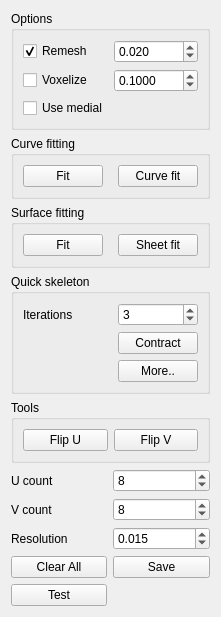
Old version of the form nurbs_plugin/nurbstools.ui in the repository ialhashim/topo-blend.
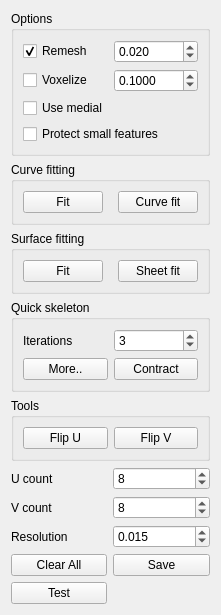
New version of the form. Icons and pictures are not drawn.

Commit message: [nurbs fitting] added new remeshing option.

Patch:
```diff
--- a/nurbs_plugin/nurbstools.ui
+++ b/nurbs_plugin/nurbstools.ui
@@ -7,7 +7,7 @@
     <x>0</x>
     <y>0</y>
     <width>200</width>
-    <height>562</height>
+    <height>556</height>
    </rect>
   </property>
   <property name="windowTitle">
@@ -60,31 +60,7 @@
       <string>Quick skeleton</string>
      </property>
      <layout class="QGridLayout" name="gridLayout_4">
-      <item row="2" column="1">
-       <widget class="QPushButton" name="skeletonButton">
-        <property name="text">
-         <string>Contract</string>
-        </property>
-        <property name="icon">
-         <iconset resource="../topo-blend/topo-blend.qrc">
-          <normaloff>:/nurbs_plugin/images/bone.png</normaloff>:/nurbs_plugin/images/bone.png</iconset>
-        </property>
-       </widget>
-      </item>
-      <item row="2" column="0">
-       <spacer name="horizontalSpacer_3">
-        <property name="orientation">
-         <enum>Qt::Horizontal</enum>
-        </property>
-        <property name="sizeHint" stdset="0">
-         <size>
-          <width>40</width>
-          <height>20</height>
-         </size>
-        </property>
-       </spacer>
-      </item>
-      <item row="0" column="1">
+      <item row="0" column="2">
        <widget class="QSpinBox" name="contractIterations">
         <property name="value">
          <number>3</number>
@@ -98,7 +74,18 @@
         </property>
        </widget>
       </item>
-      <item row="3" column="1">
+      <item row="2" column="2">
+       <widget class="QPushButton" name="skeletonButton">
+        <property name="text">
+         <string>Contract</string>
+        </property>
+        <property name="icon">
+         <iconset resource="../topo-blend/topo-blend.qrc">
+          <normaloff>:/nurbs_plugin/images/bone.png</normaloff>:/nurbs_plugin/images/bone.png</iconset>
+        </property>
+       </widget>
+      </item>
+      <item row="2" column="0">
        <widget class="QPushButton" name="skeletonButtonStep">
         <property name="text">
          <string>More..</string>
@@ -336,6 +323,13 @@
         </property>
        </widget>
       </item>
+      <item row="3" column="0" colspan="2">
+       <widget class="QCheckBox" name="protectSmallOption">
+        <property name="text">
+         <string>Protect small features</string>
+        </property>
+       </widget>
+      </item>
      </layout>
     </widget>
    </item>
```
Left out of the diff: 52 changed lines with no effect on the pictures. The commit also changes 3 other files.
